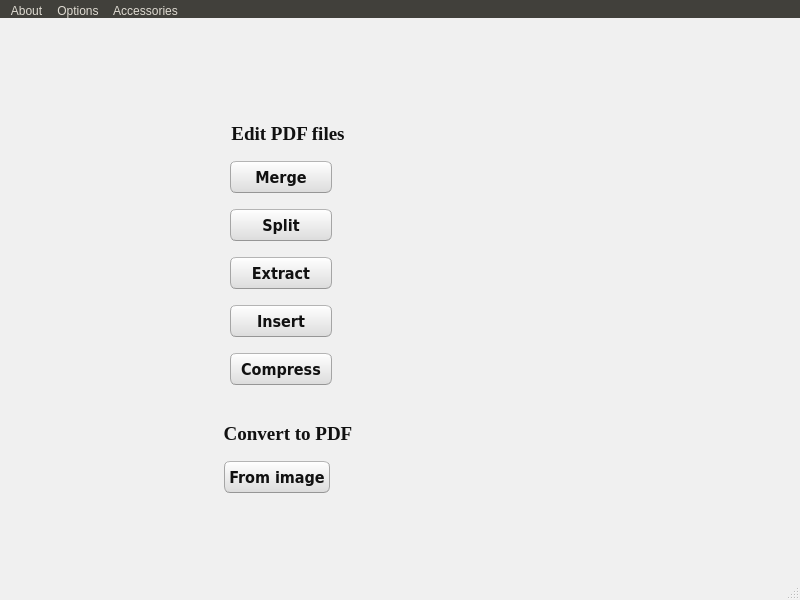
First picture: the form in gui/mainwindow.ui, repository FATelarico/PDFutils, before the edit.
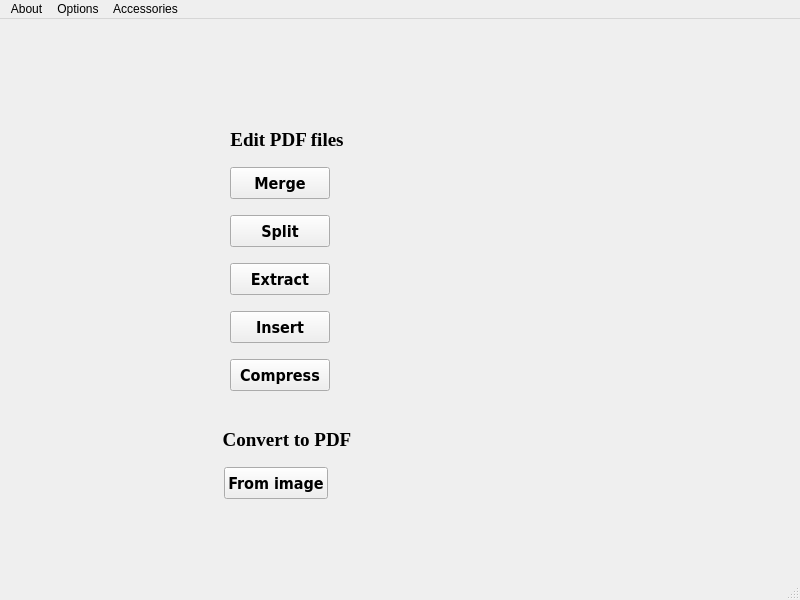
Second picture: the form after the edit. Icons and pictures are not drawn.

Patch:
```diff
--- a/gui/mainwindow.ui
+++ b/gui/mainwindow.ui
@@ -30,502 +30,7 @@
     <normaloff>:/media/custom-utils-gui.png</normaloff>:/media/custom-utils-gui.png</iconset>
   </property>
   <property name="styleSheet">
-   <string notr="true">/*
-Ubuntu Style Sheet for QT Applications
-Author: Jaime A. Quiroga P.
-Company: GTRONICK
-Last updated: 01/10/2021 (dd/mm/yyyy), 15:18.
-Available at: https://github.com/GTRONICK/QSS/blob/master/Ubuntu.qss
-*/
-QMainWindow {
-	background-color:#f0f0f0;
-}
-QCheckBox {
-	padding:2px;
-}
-QCheckBox:hover {
-	border:1px solid rgb(255,150,60);
-	border-radius:4px;
-	padding: 1px;
-	background-color:qlineargradient(spread:pad, x1:0.5, y1:1, x2:0.5, y2:0, stop:0 rgba(190, 90, 50, 50), stop:1 rgba(250, 130, 40, 50));
-}
-QCheckBox::indicator:checked {
-	border:1px solid rgb(246, 134, 86);
-	border-radius:4px;
-  	background-color:rgb(246, 134, 86)
-}
-QCheckBox::indicator:unchecked {
-	border-width:1px solid rgb(246, 134, 86);
-	border-radius:4px;
-  	background-color:rgb(255,255,255);
-}
-QColorDialog {
-	background-color:#f0f0f0;
-}
-QComboBox {
-	color:rgb(81,72,65);
-	background: #ffffff;
-}
-QComboBox:editable {
-	selection-color:rgb(81,72,65);
-	selection-background-color: #ffffff;
-}
-QComboBox QAbstractItemView {
-	selection-color: #ffffff;
-	selection-background-color: rgb(246, 134, 86);
-}
-QComboBox:!editable:on, QComboBox::drop-down:editable:on {
-	color:  #1e1d23;	
-}
-QDateTimeEdit, QDateEdit, QDoubleSpinBox, QFontComboBox {
-	color:rgb(81,72,65);
-	background-color: #ffffff;
-}
-
-QDialog {
-	background-color:#f0f0f0;
-}
-
-QLabel,QLineEdit {
-	color:rgb(17,17,17);
-}
-QLineEdit {
-	background-color:rgb(255,255,255);
-	selection-background-color:rgb(236,116,64);
-}
-QMenuBar {
-	color:rgb(223,219,210);
-	background-color:rgb(65,64,59);
-}
-QMenuBar::item {
-	padding-top:4px;
-	padding-left:4px;
-	padding-right:4px;
-	color:rgb(223,219,210);
-	background-color:rgb(65,64,59);
-}
-QMenuBar::item:selected {
-	color:rgb(255,255,255);
-	padding-top:2px;
-	padding-left:2px;
-	padding-right:2px;
-	border-top-width:2px;
-	border-left-width:2px;
-	border-right-width:2px;
-	border-top-right-radius:4px;
-	border-top-left-radius:4px;
-	border-style:solid;
-	background-color:rgb(65,64,59);
-	border-top-color: rgb(47,47,44);
-	border-right-color: qlineargradient(spread:pad, x1:0, y1:1, x2:1, y2:0, stop:0 rgba(90, 87, 78, 255), stop:1 rgba(47,47,44, 255));
-	border-left-color:  qlineargradient(spread:pad, x1:1, y1:0, x2:0, y2:0, stop:0 rgba(90, 87, 78, 255), stop:1 rgba(47,47,44, 255));
-}
-QMenu {
-	color:rgb(223,219,210);
-	background-color:rgb(65,64,59);
-}
-QMenu::item {
-	color:rgb(223,219,210);
-	padding:4px 10px 4px 20px;
-}
-QMenu::item:selected {
-	color:rgb(255,255,255);
-	background-color: qlineargradient(spread:pad, x1:0.5, y1:1, x2:0.5, y2:0, stop:0 rgba(225, 108, 54, 255), stop:1 rgba(246, 134, 86, 255));
-	border-style:solid;
-	border-width:3px;
-	padding:4px 7px 4px 17px;
-	border-bottom-color:qlineargradient(spread:pad, x1:0.5, y1:1, x2:0.5, y2:0, stop:0 rgba(175,85,48,255), stop:1 rgba(236,114,67, 255));
-	border-top-color:qlineargradient(spread:pad, x1:0.5, y1:1, x2:0.5, y2:0, stop:0 rgba(253,156,113,255), stop:1 rgba(205,90,46, 255));
-	border-right-color:qlineargradient(spread:pad, x1:0, y1:0.5, x2:1, y2:0.5, stop:0 rgba(253,156,113,255), stop:1 rgba(205,90,46, 255));
-	border-left-color:qlineargradient(spread:pad, x1:1, y1:0.5, x2:0, y2:0.5, stop:0 rgba(253,156,113,255), stop:1 rgba(205,90,46, 255));
-}
-QPlainTextEdit {
-	border: 1px solid transparent;
-	color:rgb(17,17,17);
-	selection-background-color:rgb(236,116,64);
-    background-color: #FFFFFF;
-}
-QProgressBar {
-	text-align: center;
-	color: rgb(0, 0, 0);
-	border: 1px inset rgb(150,150,150); 
-	border-radius: 10px;
-	background-color:rgb(221,221,219);
-}
-QProgressBar::chunk:horizontal {
-	background-color: qlineargradient(spread:pad, x1:0.5, y1:1, x2:0.5, y2:0, stop:0 rgba(225, 108, 54, 255), stop:1 rgba(246, 134, 86, 255));
-	border:1px solid;
-	border-radius:8px;
-	border-bottom-color:qlineargradient(spread:pad, x1:0.5, y1:1, x2:0.5, y2:0, stop:0 rgba(175,85,48,255), stop:1 rgba(236,114,67, 255));
-	border-top-color:qlineargradient(spread:pad, x1:0.5, y1:1, x2:0.5, y2:0, stop:0 rgba(253,156,113,255), stop:1 rgba(205,90,46, 255));
-	border-right-color:qlineargradient(spread:pad, x1:0, y1:0.5, x2:1, y2:0.5, stop:0 rgba(253,156,113,255), stop:1 rgba(205,90,46, 255));
-	border-left-color:qlineargradient(spread:pad, x1:1, y1:0.5, x2:0, y2:0.5, stop:0 rgba(253,156,113,255), stop:1 rgba(205,90,46, 255));
-}
-QPushButton{
-	color:rgb(17,17,17);
-	border-width: 1px;
-	border-radius: 6px;
-	border-bottom-color: rgb(150,150,150);
-	border-right-color: rgb(165,165,165);
-	border-left-color: rgb(165,165,165);
-	border-top-color: rgb(180,180,180);
-	border-style: solid;
-	padding: 4px;
-	background-color: qlineargradient(spread:pad, x1:0.5, y1:1, x2:0.5, y2:0, stop:0 rgba(220, 220, 220, 255), stop:1 rgba(255, 255, 255, 255));
-}
-QPushButton:hover{
-	color:rgb(17,17,17);
-	border-width: 1px;
-	border-radius:6px;
-	border-top-color: rgb(255,150,60);
-	border-right-color: qlineargradient(spread:pad, x1:0, y1:1, x2:1, y2:0, stop:0 rgba(200, 70, 20, 255), stop:1 rgba(255,150,60, 255));
-	border-left-color:  qlineargradient(spread:pad, x1:1, y1:0, x2:0, y2:0, stop:0 rgba(200, 70, 20, 255), stop:1 rgba(255,150,60, 255));
-	border-bottom-color: rgb(200,70,20);
-	border-style: solid;
-	padding: 2px;
-	background-color: qlineargradient(spread:pad, x1:0.5, y1:1, x2:0.5, y2:0, stop:0 rgba(220, 220, 220, 255), stop:1 rgba(255, 255, 255, 255));
-}
-QPushButton:default{
-	color:rgb(17,17,17);
-	border-width: 1px;
-	border-radius:6px;
-	border-top-color: rgb(255,150,60);
-	border-right-color: qlineargradient(spread:pad, x1:0, y1:1, x2:1, y2:0, stop:0 rgba(200, 70, 20, 255), stop:1 rgba(255,150,60, 255));
-	border-left-color:  qlineargradient(spread:pad, x1:1, y1:0, x2:0, y2:0, stop:0 rgba(200, 70, 20, 255), stop:1 rgba(255,150,60, 255));
-	border-bottom-color: rgb(200,70,20);
-	border-style: solid;
-	padding: 2px;
-	background-color: qlineargradient(spread:pad, x1:0.5, y1:1, x2:0.5, y2:0, stop:0 rgba(220, 220, 220, 255), stop:1 rgba(255, 255, 255, 255));
-}
-QPushButton:pressed{
-	color:rgb(17,17,17);
-	border-width: 1px;
-	border-radius: 6px;
-	border-width: 1px;
-	border-top-color: rgba(255,150,60,200);
-	border-right-color: qlineargradient(spread:pad, x1:0, y1:1, x2:1, y2:0, stop:0 rgba(200, 70, 20, 255), stop:1 rgba(255,150,60, 200));
-	border-left-color:  qlineargradient(spread:pad, x1:1, y1:0, x2:0, y2:0, stop:0 rgba(200, 70, 20, 255), stop:1 rgba(255,150,60, 200));
-	border-bottom-color: rgba(200,70,20,200);
-	border-style: solid;
-	padding: 2px;
-	background-color: qlineargradient(spread:pad, x1:0.5, y1:0, x2:0.5, y2:1, stop:0 rgba(220, 220, 220, 255), stop:1 rgba(255, 255, 255, 255));
-}
-QPushButton:disabled{
-	color:rgb(174,167,159);
-	border-width: 1px;
-	border-radius: 6px;
-	background-color: qlineargradient(spread:pad, x1:0.5, y1:1, x2:0.5, y2:0, stop:0 rgba(200, 200, 200, 255), stop:1 rgba(230, 230, 230, 255));
-}
-QRadioButton {
-	padding: 1px;
-}
-QRadioButton::indicator:checked {
-	height: 10px;
-	width: 10px;
-	border-style:solid;
-	border-radius:5px;
-	border-width: 1px;
-	border-color: rgba(246, 134, 86, 255);
-	color: #a9b7c6;
-	background-color:rgba(246, 134, 86, 255);
-}
-QRadioButton::indicator:!checked {
-	height: 10px;
-	width: 10px;
-	border-style:solid;
-	border-radius:5px;
-	border-width: 1px;
-	border-color: rgb(246, 134, 86);
-	color: #a9b7c6;
-	background-color: transparent;
-}
-QScrollArea {
-	color: white;
-	background-color:#f0f0f0;
-}
-QSlider::groove {
-	border-style: solid;
-	border-width: 1px;
-	border-color: rgb(207,207,207);
-}
-QSlider::groove:horizontal {
-	height: 5px;
-	background: rgb(246, 134, 86);
-}
-QSlider::groove:vertical {
-	width: 5px;
-	background: rgb(246, 134, 86);
-}
-QSlider::handle:horizontal {
-	background: rgb(253,253,253);
-	border-style: solid;
-	border-width: 1px;
-	border-color: rgb(207,207,207);
-	width: 12px;
-	margin: -5px 0;
-	border-radius: 7px;
-}
-QSlider::handle:vertical {
-	background: rgb(253,253,253);
-	border-style: solid;
-	border-width: 1px;
-	border-color: rgb(207,207,207);
-	height: 12px;
-	margin: 0 -5px;
-	border-radius: 7px;
-}
-QSlider::add-page:horizontal, QSlider::add-page:vertical {
- 	background: white;
-}
-QSlider::sub-page:horizontal, QSlider::sub-page:vertical {
-	background: rgb(246, 134, 86);
-}
-QStatusBar, QSpinBox {
-	color:rgb(81,72,65);
-}
-QSpinBox {
-	background-color: #ffffff;
-}
-QScrollBar:horizontal {
-	max-height: 20px;
-	border: 1px transparent;
-	margin: 0px 20px 0px 20px;
-}
-QScrollBar::handle:horizontal {
-	background: rgb(253,253,253);
-	border: 1px solid rgb(207,207,207);
-	border-radius: 7px;
-	min-width: 25px;
-}
-QScrollBar::handle:horizontal:hover {
-	background: rgb(253,253,253);
-	border: 1px solid rgb(255,150,60);
-	border-radius: 7px;
-	min-width: 25px;
-}
-QScrollBar::add-line:horizontal {
-  	border: 1px solid rgb(207,207,207);
-  	border-top-right-radius: 7px;
-  	border-top-left-radius: 7px;
-  	border-bottom-right-radius: 7px;
-  	background: rgb(255, 255, 255);
-  	width: 20px;
-  	subcontrol-position: right;
-  	subcontrol-origin: margin;
-}
-QScrollBar::add-line:horizontal:hover {
-  	border: 1px solid rgb(255,150,60);
-  	border-top-right-radius: 7px;
-  	border-top-left-radius: 7px;
-  	border-bottom-right-radius: 7px;
-  	background: rgb(255, 255, 255);
-  	width: 20px;
-  	subcontrol-position: right;
-  	subcontrol-origin: margin;
-}
-QScrollBar::add-line:horizontal:pressed {
-  	border: 1px solid grey;
-  	border-top-left-radius: 7px;
-  	border-top-right-radius: 7px;
-  	border-bottom-right-radius: 7px;
-  	background: rgb(231,231,231);
-  	width: 20px;
-  	subcontrol-position: right;
-  	subcontrol-origin: margin;
-}
-QScrollBar::sub-line:horizontal {
-  	border: 1px solid rgb(207,207,207);
-  	border-top-right-radius: 7px;
-  	border-top-left-radius: 7px;
-  	border-bottom-left-radius: 7px;
-  	background: rgb(255, 255, 255);
-  	width: 20px;
-  	subcontrol-position: left;
-  	subcontrol-origin: margin;
-}
-QScrollBar::sub-line:horizontal:hover {
-  	border: 1px solid rgb(255,150,60);
-  	border-top-right-radius: 7px;
-  	border-top-left-radius: 7px;
-  	border-bottom-left-radius: 7px;
-  	background: rgb(255, 255, 255);
-  	width: 20px;
-  	subcontrol-position: left;
-  	subcontrol-origin: margin;
-}
-QScrollBar::sub-line:horizontal:pressed {
-  	border: 1px solid grey;
-  	border-top-right-radius: 7px;
-  	border-top-left-radius: 7px;
-  	border-bottom-left-radius: 7px;
-  	background: rgb(231,231,231);
-  	width: 20px;
-  	subcontrol-position: left;
-  	subcontrol-origin: margin;
-}
-QScrollBar::left-arrow:horizontal {
-  	border: 1px transparent grey;
-  	border-top-left-radius: 3px;
-  	border-bottom-left-radius: 3px;
-  	width: 6px;
-  	height: 6px;
-  	background: rgb(230,230,230);
-}
-QScrollBar::right-arrow:horizontal {
-	border: 1px transparent grey;
-	border-top-right-radius: 3px;
-	border-bottom-right-radius: 3px;
-  	width: 6px;
-  	height: 6px;
- 	background: rgb(230,230,230);
-}
-QScrollBar::add-page:horizontal, QScrollBar::sub-page:horizontal {
- 	background: none;
-} 
-QScrollBar:vertical {
-	max-width: 20px;
-	border: 1px transparent grey;
-	margin: 20px 0px 20px 0px;
-}
-QScrollBar::add-line:vertical {
-	border: 1px solid;
-	border-color: rgb(207,207,207);
-	border-bottom-right-radius: 7px;
-	border-bottom-left-radius: 7px;
-	border-top-left-radius: 7px;
-	background: rgb(255, 255, 255);
-  	height: 20px;
-  	subcontrol-position: bottom;
-  	subcontrol-origin: margin;
-}
-QScrollBar::add-line:vertical:hover {
-  	border: 1px solid;
-  	border-color: rgb(255,150,60);
-  	border-bottom-right-radius: 7px;
-  	border-bottom-left-radius: 7px;
-  	border-top-left-radius: 7px;
-  	background: rgb(255, 255, 255);
-  	height: 20px;
-  	subcontrol-position: bottom;
-  	subcontrol-origin: margin;
-}
-QScrollBar::add-line:vertical:pressed {
-  	border: 1px solid grey;
-  	border-bottom-left-radius: 7px;
-  	border-bottom-right-radius: 7px;
-  	border-top-left-radius: 7px;
-  	background: rgb(231,231,231);
-  	height: 20px;
-  	subcontrol-position: bottom;
-  	subcontrol-origin: margin;
-}
-QScrollBar::sub-line:vertical {
-  	border: 1px solid rgb(207,207,207);
-  	border-top-right-radius: 7px;
-  	border-top-left-radius: 7px;
-  	border-bottom-left-radius: 7px;
-  	background: rgb(255, 255, 255);
-  	height: 20px;
-  	subcontrol-position: top;
-  	subcontrol-origin: margin;
-}
-QScrollBar::sub-line:vertical:hover {
-  	border: 1px solid rgb(255,150,60);
-  	border-top-right-radius: 7px;
-  	border-top-left-radius: 7px;
-  	border-bottom-left-radius: 7px;
-	background: rgb(255, 255, 255);
-  	height: 20px;
-  	subcontrol-position: top;
-  	subcontrol-origin: margin;
-}
-QScrollBar::sub-line:vertical:pressed {
-  	border: 1px solid grey;
-  	border-top-left-radius: 7px;
-  	border-top-right-radius: 7px;
-  	background: rgb(231,231,231);
- 	height: 20px;
-  	subcontrol-position: top;
-  	subcontrol-origin: margin;
-}
-QScrollBar::handle:vertical {
-	background: rgb(253,253,253);
-	border: 1px solid rgb(207,207,207);
-	border-radius: 7px;
-	min-height: 25px;
-}
-QScrollBar::handle:vertical:hover {
-	background: rgb(253,253,253);
-	border: 1px solid rgb(255,150,60);
-	border-radius: 7px;
-	min-height: 25px;
-}
-QScrollBar::up-arrow:vertical {
-	border: 1px transparent grey;
-  	border-top-left-radius: 3px;
-	border-top-right-radius: 3px;
-  	width: 6px;
-  	height: 6px;
-  	background: rgb(230,230,230);
-}
-QScrollBar::down-arrow:vertical {
-  	border: 1px transparent grey;
-  	border-bottom-left-radius: 3px;
-  	border-bottom-right-radius: 3px;
-  	width: 6px;
-  	height: 6px;
-  	background: rgb(230,230,230);
-}
-QScrollBar::add-page:vertical, QScrollBar::sub-page:vertical {
-  	background: none;
-}
-QTabWidget {
-	color:rgb(0,0,0);
-	background-color:rgb(247,246,246);
-}
-QTabWidget::pane {
-	border-color: rgb(180,180,180);
-	background-color:rgb(247,246,246);
-	border-style: solid;
-	border-width: 1px;
-  	border-radius: 6px;
-}
-QTabBar::tab {
-	padding-left:4px;
-	padding-right:4px;
-	padding-bottom:2px;
-	padding-top:2px;
-	color:rgb(81,72,65);
-  	background-color: qlineargradient(spread:pad, x1:0.5, y1:1, x2:0.5, y2:0, stop:0 rgba(221,218,217,255), stop:1 rgba(240,239,238,255));
-	border-style: solid;
-	border-width: 1px;
-  	border-top-right-radius:4px;
-	border-top-left-radius:4px;
-	border-top-color: rgb(180,180,180);
-	border-left-color: rgb(180,180,180);
-	border-right-color: rgb(180,180,180);
-	border-bottom-color: transparent;
-}
-QTabBar::tab:selected, QTabBar::tab:last:selected, QTabBar::tab:hover {
-  	background-color:rgb(247,246,246);
-  	margin-left: 0px;
-  	margin-right: 1px;
-}
-QTabBar::tab:!selected {
-	margin-top: 1px;
-	margin-right: 1px;
-}
-QTextEdit {
-	border-width: 1px;
-	border-style: solid;
-	border-color:transparent;
-	color:rgb(17,17,17);
-	selection-background-color:rgb(236,116,64);
-}
-QTimeEdit, QToolBox, QToolBox::tab, QToolBox::tab:selected {
-	color:rgb(81,72,65);
-	background-color: #ffffff;
-}</string>
+   <string notr="true"/>
   </property>
   <widget class="QWidget" name="centralwidget">
    <property name="minimumSize">
@@ -552,7 +57,7 @@
       <x>-1</x>
       <y>0</y>
       <width>801</width>
-      <height>581</height>
+      <height>592</height>
      </rect>
     </property>
     <layout class="QGridLayout" name="grid00">
@@ -1362,7 +867,7 @@
      <x>0</x>
      <y>0</y>
      <width>800</width>
-     <height>19</height>
+     <height>20</height>
     </rect>
    </property>
    <widget class="QMenu" name="menuAbout">
```
Left out of the diff: 6 changed lines with no effect on the pictures.
